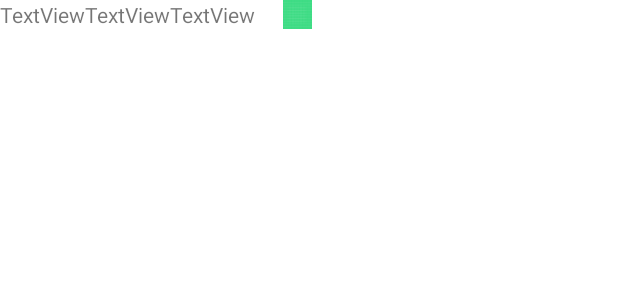
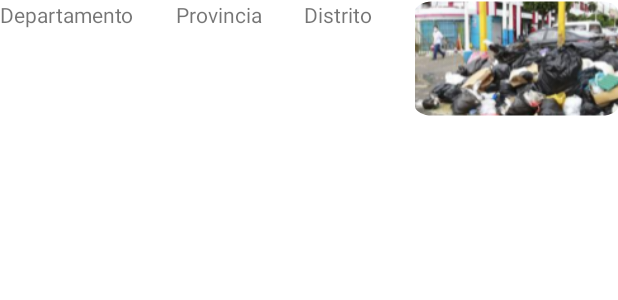
Before and after one commit to Team-IDNP/Laboratorio_08, an Android app: the layout item_list.xml on its own in the app's theme, with its tools: preview values and no code run, on a phone screen of 412 x 824 dp. Shown: the top 300 px of the screen. Run offline under Robolectric (Android 15) with nearby library versions, the phone set to English and light mode, and no system bars.

Commit message:
Combinar commits

```diff
--- a/app/src/main/res/layout/item_list.xml
+++ b/app/src/main/res/layout/item_list.xml
@@ -1,39 +1,40 @@
 <?xml version="1.0" encoding="utf-8"?>
 <androidx.constraintlayout.widget.ConstraintLayout xmlns:android="http://schemas.android.com/apk/res/android"
     xmlns:app="http://schemas.android.com/apk/res-auto"
-    xmlns:tools="http://schemas.android.com/tools"
-    android:layout_width="wrap_content"
-    android:layout_height="wrap_content">
+    android:layout_width="match_parent"
+    android:layout_height="match_parent">
 
     <LinearLayout
-        android:layout_width="wrap_content"
-        android:layout_height="wrap_content"
-        android:orientation="horizontal"
-        tools:layout_editor_absoluteX="104dp">
+        android:layout_width="match_parent"
+        android:layout_height="match_parent"
+        android:orientation="horizontal">
 
         <TextView
-            android:id="@+id/uno"
+            android:id="@+id/txtDepartamento"
             android:layout_width="wrap_content"
             android:layout_height="wrap_content"
-            android:text="TextView" />
+            android:layout_weight="1"
+            android:text="Departamento" />
 
         <TextView
-            android:id="@+id/dos"
+            android:id="@+id/txtProvincia"
             android:layout_width="wrap_content"
             android:layout_height="wrap_content"
-            android:text="TextView" />
+            android:layout_weight="1"
+            android:text="Provincia" />
 
         <TextView
-            android:id="@+id/tres"
+            android:id="@+id/txtDistrito"
             android:layout_width="wrap_content"
             android:layout_height="wrap_content"
-            android:text="TextView" />
+            android:layout_weight="1"
+            android:text="Distrito" />
 
         <ImageView
-            android:id="@+id/cuatro"
-            android:layout_width="56dp"
-            android:layout_height="match_parent"
-            app:srcCompat="@drawable/ic_launcher_background" />
+            android:id="@+id/imgReporte"
+            android:layout_width="wrap_content"
+            android:layout_height="78dp"
+            android:layout_weight="1"
+            app:srcCompat="@mipmap/img_basura" />
     </LinearLayout>
-
 </androidx.constraintlayout.widget.ConstraintLayout>
```
Also changed, not shown: app/src/main/java/com/example/laboratorio08/ReporteAdapter.java (+4 -4 lines), app/src/main/res/layout/reporte_view.xml (deleted, +0 -40 lines).
